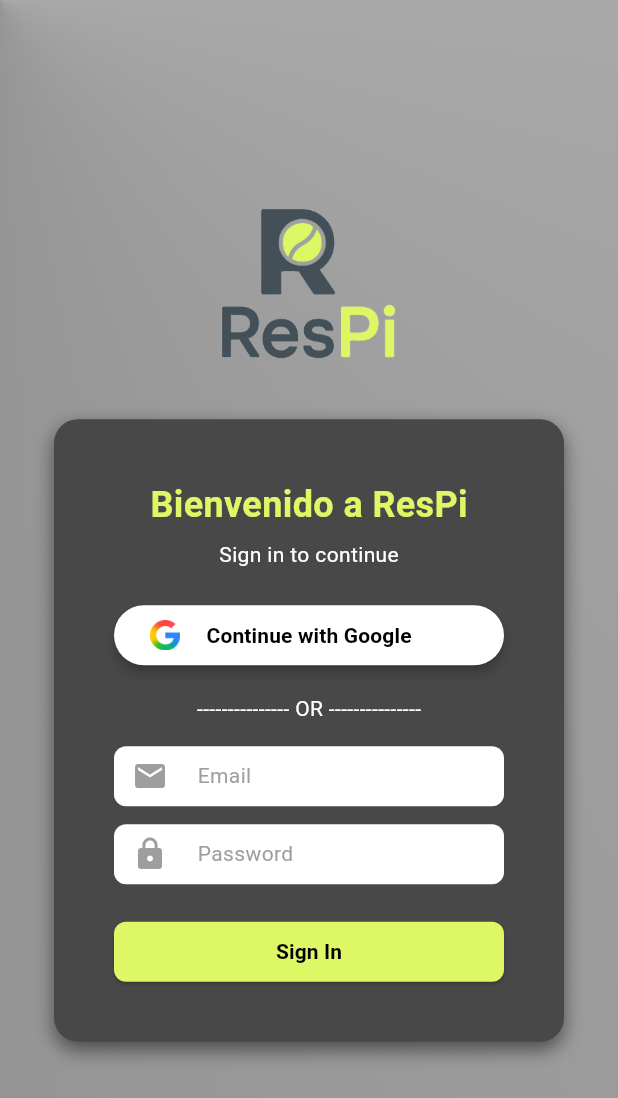
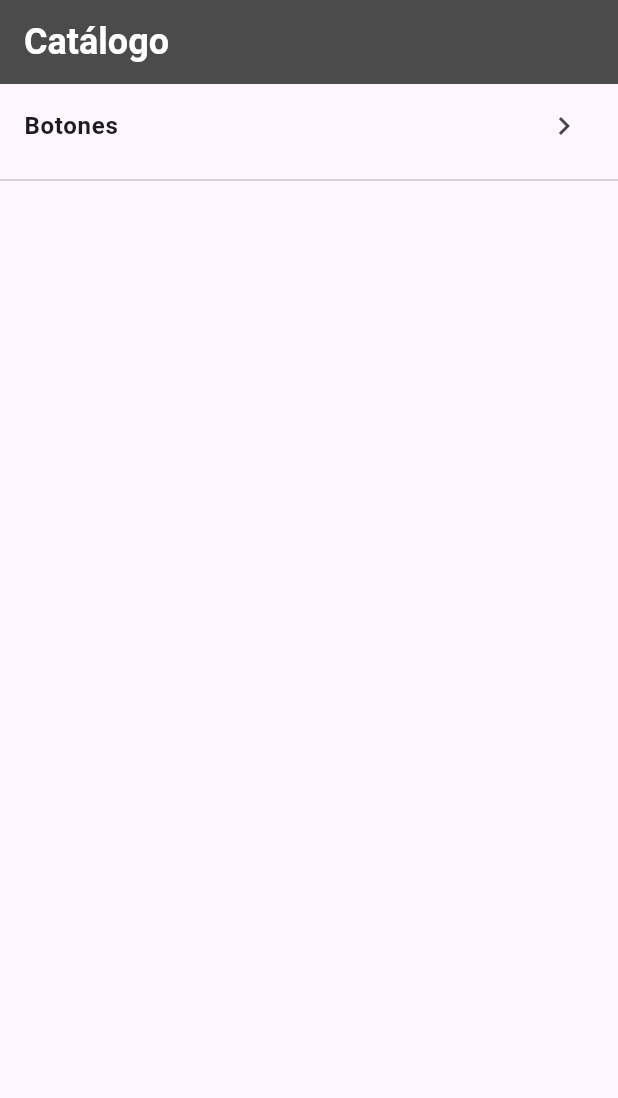
Before and after one commit to Yonderus/Respi, a Flutter app: the screen it shows after launch, on a phone screen of 412 x 824 dp. Shown: the top 1098 px of the screen. Run offline on Flutter 3.47's test engine with Material 3 defaults, Android fonts, the phone set to English and light mode, and no system bars.

Commit message:
(Mauro) Modificando catalogo

```diff
--- a/lib/catalog/catalog_page.dart
+++ b/lib/catalog/catalog_page.dart
@@ -0,0 +1,34 @@
+import 'package:flutter/material.dart';
+
+class CatalogPage extends StatelessWidget {
+  const CatalogPage({super.key});
+
+  @override
+  Widget build(BuildContext context) {
+    return Scaffold(
+      appBar: AppBar(
+        backgroundColor: Color.fromRGBO(75, 75, 75, 100),
+        title: const Text('Catálogo'),
+        titleTextStyle: TextStyle(
+          color: Colors.white,
+          fontSize: 24,
+          fontWeight: FontWeight.bold,
+        ),
+      ),
+      body: ListView(
+        children: [
+          ListTile(
+            trailing: const Icon(Icons.chevron_right),
+            title: Text(
+              'Botones',
+              style: TextStyle(fontWeight: FontWeight.bold),
+            ),
+            onTap: () {},
+          ),
+          const Divider(),
+          ListTile(),
+        ],
+      ),
+    );
+  }
+}
--- a/lib/core/widgets/app_text_field.dart
+++ b/lib/core/widgets/app_text_field.dart
@@ -1,11 +1,12 @@
 import 'package:flutter/material.dart';
 
 // ignore: non_constant_identifier_names
-SizedBox app_text_field(String label, IconData icon) {
+SizedBox app_text_field(String label, IconData icon, bool obscureText) {
   return SizedBox(
     width: 270,
     height: 40,
     child: TextField(
+      obscureText: obscureText,
       decoration: InputDecoration(
         hint: Text(label, style: TextStyle(color: Colors.grey)),
         prefixIcon: Icon(icon, color: Colors.grey),
--- a/lib/features/auth/presentation/page/login_page.dart
+++ b/lib/features/auth/presentation/page/login_page.dart
@@ -105,11 +105,11 @@
                     const SizedBox(height: 15),
 
                     // 📧 Campos de texto
-                    app_text_field(' Email', Icons.email),
+                    app_text_field(' Email', Icons.email, false),
 
                     const SizedBox(height: 12),
 
-                    app_text_field(' Password', Icons.lock),
+                    app_text_field(' Password', Icons.lock, true),
 
                     const SizedBox(height: 25),
 
--- a/lib/main.dart
+++ b/lib/main.dart
@@ -1,4 +1,5 @@
 import 'package:flutter/material.dart';
+import 'package:respi/catalog/catalog_page.dart';
 import 'package:respi/features/auth/presentation/page/login_page.dart';
 
 void main() {
@@ -12,7 +13,7 @@
   Widget build(BuildContext context) {
     return const MaterialApp(
       debugShowCheckedModeBanner: false,
-      home: LoginPage(),
+      home: CatalogPage(),
     );
   }
 }
```
